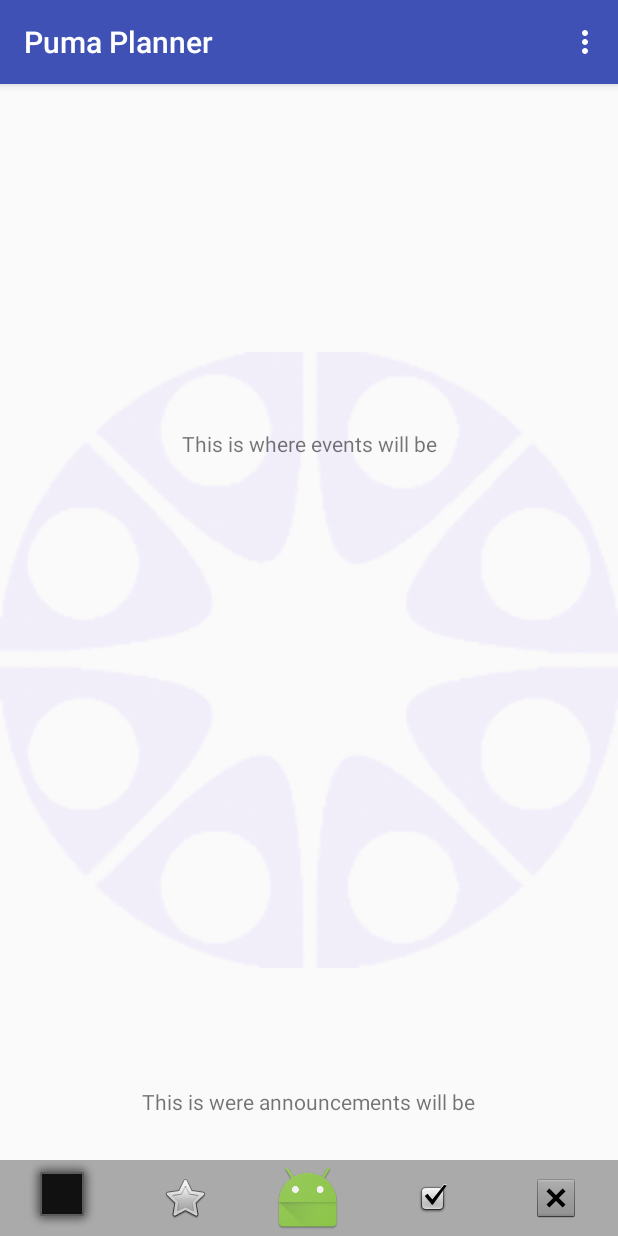
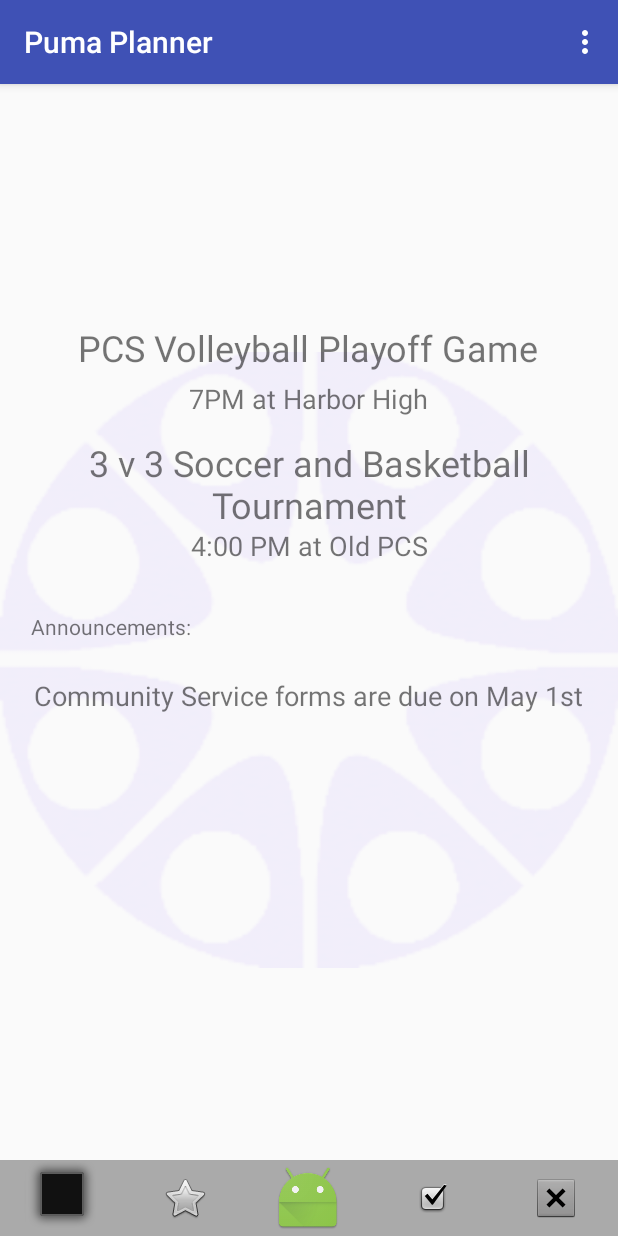
Before and after one commit to WillyWoosley/SchoolUtility, an Android app: the HomeworkActivity screen opened directly, with no data from a screen before it, after a tap on an icon or button, on a phone screen of 412 x 824 dp. Run offline under Robolectric (Android 15) with nearby library versions, the phone set to English and light mode, and no system bars; our stand-ins replace Firebase (no records; nobody signed in at launch, a user with empty details on screens opened directly); libraries missing offline, so code that uses them is left out: com.firebase.ui.

```diff
--- a/app/src/main/java/com/gamecodeschool/schoolutility/HomeworkActivity.java
+++ b/app/src/main/java/com/gamecodeschool/schoolutility/HomeworkActivity.java
@@ -7,7 +7,10 @@ import android.view.View;
 import android.widget.AdapterView;
 import android.widget.ListView;
 import android.widget.RelativeLayout;
+import android.widget.Toast;
 
+import com.google.firebase.auth.FirebaseAuth;
+import com.google.firebase.auth.FirebaseUser;
 import com.google.firebase.database.ChildEventListener;
 import com.google.firebase.database.DataSnapshot;
 import com.google.firebase.database.DatabaseError;
@@ -25,10 +28,13 @@ public class HomeworkActivity extends AppCompatActivity
 
     //Member Variables//
     private HomeworkAdapter mHomeworkAdapter;
+    private List<String> classesLed = new ArrayList<String>();
 
     private FirebaseDatabase mFirebaseDatabase;
     private DatabaseReference mAssignmentDatabaseReference;
+    private DatabaseReference userClassRef;
     private ChildEventListener mAssignmentChildEventListner;
+    private ChildEventListener mClassLedEventListner;
     ////////////////////
 
     public void onMenubarFragmentInteraction(int position) {
@@ -45,6 +51,8 @@ public class HomeworkActivity extends AppCompatActivity
 
         //Firebase Database References
         mAssignmentDatabaseReference = mFirebaseDatabase.getReference().child("assignments");
+        FirebaseUser currentUser = FirebaseAuth.getInstance().getCurrentUser();
+        userClassRef = mFirebaseDatabase.getReference().child("users").child(currentUser.getUid()).child("classesTaught");
 
         //Sets up the HomeworkAssignment list, adapter, and ListView
         List<HomeworkAssignment> homeworkAssignments = new ArrayList<>();
@@ -62,6 +70,10 @@ public class HomeworkActivity extends AppCompatActivity
                         DialogShowHomework showHomework = new DialogShowHomework();
                         showHomework.sendHomework(tempAssignment);
                         showHomework.show(getFragmentManager(), "");
+
+                        for (String s : classesLed) {
+                            Toast.makeText(HomeworkActivity.this, s, Toast.LENGTH_SHORT).show();
+                        }
                     }
                 }
         );
@@ -111,6 +123,25 @@ public class HomeworkActivity extends AppCompatActivity
 
             mAssignmentDatabaseReference.addChildEventListener(mAssignmentChildEventListner);
         }
+
+        if (mClassLedEventListner == null) {
+            mClassLedEventListner = new ChildEventListener() {
+                @Override
+                public void onChildAdded(DataSnapshot dataSnapshot, String s) {
+                    SchoolClass schoolClass = dataSnapshot.getValue(SchoolClass.class);
+                    classesLed.add(schoolClass.getClassName());
+                }
+                @Override
+                public void onChildChanged(DataSnapshot dataSnapshot, String s) {}
+                @Override
+                public void onChildRemoved(DataSnapshot dataSnapshot) {}
+                @Override
+                public void onChildMoved(DataSnapshot dataSnapshot, String s) {}
+                @Override
+                public void onCancelled(DatabaseError databaseError) {}
+            };
+            userClassRef.addChildEventListener(mClassLedEventListner);
+        }
     }
 
     public void detachDatabaseReadListners() {
@@ -119,5 +150,10 @@ public class HomeworkActivity extends AppCompatActivity
             mAssignmentDatabaseReference.removeEventListener(mAssignmentChildEventListner);
             mAssignmentChildEventListner = null;
         }
+
+        if (mClassLedEventListner != null)  {
+            userClassRef.removeEventListener(mClassLedEventListner);
+            mClassLedEventListner = null;
+        }
     }
 }
--- a/app/src/main/res/layout/activity_main.xml
+++ b/app/src/main/res/layout/activity_main.xml
@@ -34,22 +34,73 @@
     <RelativeLayout
         android:layout_width="match_parent"
         android:layout_height="200dp"
-        android:layout_below="@id/homework_listview_display">
+        android:layout_below="@id/homework_listview_display"
+        android:id="@+id/relativeLayout">
+
         <TextView
-            android:layout_width="match_parent"
+            android:id="@+id/textView5"
+            android:layout_width="wrap_content"
             android:layout_height="wrap_content"
-            android:text="This is where events will be"
-            android:layout_centerInParent="true"
-            android:gravity="center"/>
+            android:layout_alignParentTop="true"
+            android:layout_centerHorizontal="true"
+            android:layout_marginTop="19dp"
+            android:text="PCS Volleyball Playoff Game"
+            android:textSize="24sp" />
+
+        <TextView
+            android:id="@+id/textView8"
+            android:layout_width="wrap_content"
+            android:layout_height="wrap_content"
+            android:layout_marginTop="44dp"
+            android:text="3 v 3 Soccer and Basketball Tournament"
+            android:gravity="center"
+            android:textSize="24sp"
+            android:layout_below="@+id/textView5"
+            android:layout_alignParentLeft="true"
+            android:layout_alignParentStart="true" />
+
     </RelativeLayout>
 
     <TextView
+        android:id="@+id/textView7"
         android:layout_width="wrap_content"
         android:layout_height="wrap_content"
-        android:text="This is were announcements will be"
-        android:layout_alignParentBottom="true"
-        android:layout_marginBottom="80dp"
-        android:layout_centerHorizontal="true"/>
+        android:layout_marginTop="57dp"
+        android:text="7PM at Harbor High"
+        android:textSize="18sp"
+        android:layout_below="@+id/homework_listview_display"
+        android:layout_centerHorizontal="true" />
+
+    <TextView
+        android:id="@+id/textView9"
+        android:layout_width="wrap_content"
+        android:layout_height="wrap_content"
+        android:layout_marginBottom="20dp"
+        android:text="4:00 PM at Old PCS"
+        android:textSize="18sp"
+        android:layout_alignBottom="@+id/relativeLayout"
+        android:layout_alignRight="@+id/textView7"
+        android:layout_alignEnd="@+id/textView7" />
+
+    <TextView
+        android:id="@+id/textView11"
+        android:layout_width="wrap_content"
+        android:layout_height="wrap_content"
+        android:layout_marginTop="12dp"
+        android:text="Announcements:"
+        android:layout_below="@+id/relativeLayout"
+        android:layout_toLeftOf="@+id/textView9"
+        android:layout_toStartOf="@+id/textView9" />
+
+    <TextView
+        android:id="@+id/textView12"
+        android:layout_width="wrap_content"
+        android:layout_height="wrap_content"
+        android:layout_below="@+id/textView11"
+        android:layout_centerHorizontal="true"
+        android:layout_marginTop="24dp"
+        android:text="Community Service forms are due on May 1st"
+        android:textSize="18sp" />
 
 
 </RelativeLayout>
```
Also changed, not shown: app/src/main/java/com/gamecodeschool/schoolutility/Contact.java (+17 -2 lines), app/src/main/java/com/gamecodeschool/schoolutility/ContactAdapter.java (+7 -0 lines), app/src/main/java/com/gamecodeschool/schoolutility/ContactsActivity.java (+8 -6 lines), app/src/main/java/com/pacificcollegiate/dialogs/DialogAssignClass.java (+19 -4 lines), app/src/main/java/com/pacificcollegiate/dialogs/DialogContact.java (+18 -3 lines), app/src/main/res/layout/contact_show.xml (+10 -32 lines).
